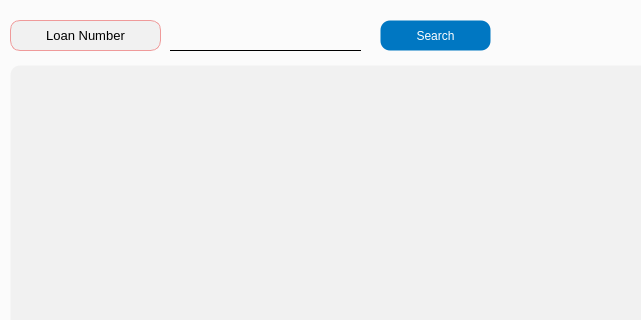
The window that app/src/pages/search/counseling.ui (DY-Microfinance-Customer-Management/dymf-algorithm) describes before a commit, drawn with Qt 5; both pictures show x 0 to 641 and y 0 to 320 of the 1372 by 564 pixel window.
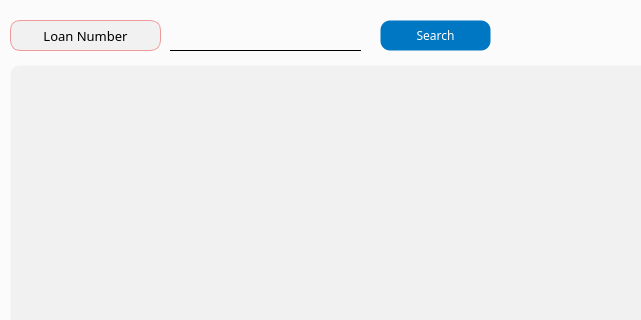
The same window after the commit.

What changed in the file:
```diff
--- a/app/src/pages/search/counseling.ui
+++ b/app/src/pages/search/counseling.ui
@@ -67,6 +67,11 @@
       <height>31</height>
      </rect>
     </property>
+    <property name="font">
+     <font>
+      <family>Arial Black</family>
+     </font>
+    </property>
     <property name="styleSheet">
      <string notr="true">QPushButton {
     background-color: #0077c2;
@@ -120,6 +125,7 @@
     </property>
     <property name="font">
      <font>
+      <family>Arial Black</family>
       <pointsize>10</pointsize>
      </font>
     </property>
```
Left out of the diff: 15 changed lines with no effect on the pictures.
